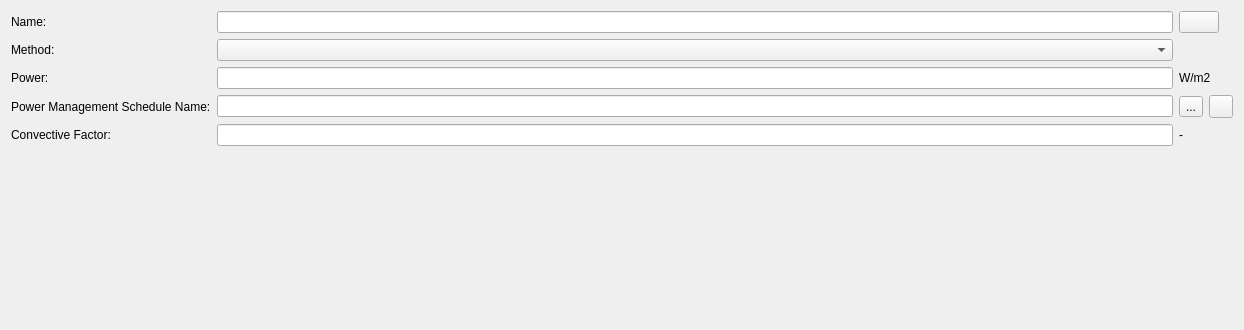
ghorwin/SIM-VICUS, file SIM-VICUS/src/SVDBInternalLoadsOtherEditWidget.ui: the form before one commit.
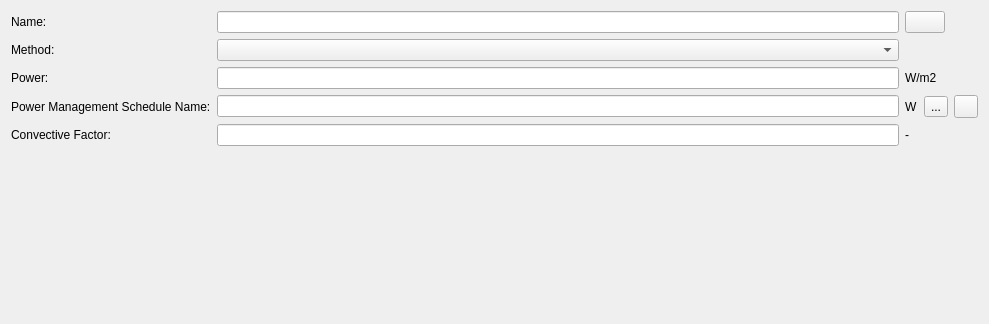
The form after the commit. Icons and pictures are not drawn. Custom widgets are drawn as their Qt base class.

Commit message: add units to schedule selection line edits

What changed in the file:
```diff
--- a/SIM-VICUS/src/SVDBInternalLoadsOtherEditWidget.ui
+++ b/SIM-VICUS/src/SVDBInternalLoadsOtherEditWidget.ui
@@ -6,17 +6,14 @@
    <rect>
     <x>0</x>
     <y>0</y>
-    <width>1244</width>
-    <height>330</height>
+    <width>989</width>
+    <height>324</height>
    </rect>
   </property>
   <property name="windowTitle">
    <string>Form</string>
   </property>
-  <layout class="QGridLayout" name="gridLayoutMaster" columnstretch="0,0,1,0,0,0">
-   <item row="0" column="2" colspan="2">
-    <widget class="QtExt::LanguageStringEditWidget1" name="lineEditName"/>
-   </item>
+  <layout class="QGridLayout" name="gridLayoutMaster" columnstretch="0,0,1,0,0,0,0">
    <item row="2" column="0" colspan="2">
     <widget class="QLabel" name="labelOtherInput">
      <property name="text">
@@ -24,18 +21,38 @@
      </property>
     </widget>
    </item>
-   <item row="1" column="2" colspan="2">
-    <widget class="QComboBox" name="comboBoxMethod"/>
-   </item>
-   <item row="3" column="4">
+   <item row="3" column="5">
     <widget class="QToolButton" name="toolButtonSelectSchedule">
      <property name="text">
       <string>...</string>
      </property>
     </widget>
    </item>
-   <item row="0" column="0" colspan="2">
-    <widget class="QLabel" name="labelDisplayName">
+   <item row="1" column="2" colspan="2">
+    <widget class="QComboBox" name="comboBoxMethod"/>
+   </item>
+   <item row="4" column="2" colspan="2">
+    <widget class="QtExt::ValidatingLineEdit" name="lineEditConvectiveFactor">
+     <property name="maximumSize">
+      <size>
+       <width>16777215</width>
+       <height>16777215</height>
+      </size>
+     </property>
+    </widget>
+   </item>
+   <item row="0" column="2" colspan="2">
+    <widget class="QtExt::LanguageStringEditWidget1" name="lineEditName"/>
+   </item>
+   <item row="4" column="0" colspan="2">
+    <widget class="QLabel" name="labelConvectiveFactor">
+     <property name="text">
+      <string>Convective Factor:</string>
+     </property>
+    </widget>
+   </item>
+   <item row="3" column="0" colspan="2">
+    <widget class="QLabel" name="labelDisplayName_2">
      <property name="minimumSize">
       <size>
        <width>0</width>
@@ -43,7 +60,7 @@
       </size>
      </property>
      <property name="text">
-      <string>Name:</string>
+      <string>Power Management Schedule Name:</string>
      </property>
     </widget>
    </item>
@@ -57,14 +74,7 @@
      </property>
     </widget>
    </item>
-   <item row="4" column="4" colspan="2">
-    <widget class="QLabel" name="labelConvectiveFactorUnit">
-     <property name="text">
-      <string>-</string>
-     </property>
-    </widget>
-   </item>
-   <item row="3" column="5">
+   <item row="3" column="6">
     <widget class="QToolButton" name="toolButtonRemovePowerManagementSchedule">
      <property name="icon">
       <iconset resource="../resources/SIM-VICUS.qrc">
@@ -72,20 +82,57 @@
      </property>
     </widget>
    </item>
-   <item row="4" column="2" colspan="2">
-    <widget class="QtExt::ValidatingLineEdit" name="lineEditConvectiveFactor">
-     <property name="maximumSize">
-      <size>
-       <width>16777215</width>
-       <height>16777215</height>
-      </size>
-     </property>
-    </widget>
-   </item>
-   <item row="5" column="0" colspan="6">
+   <item row="5" column="0" colspan="7">
     <widget class="QwtPlot" name="widgetPlot" native="true"/>
    </item>
-   <item row="0" column="4" colspan="2">
+   <item row="1" column="0" colspan="2">
+    <widget class="QLabel" name="labelCategory_2">
+     <property name="minimumSize">
+      <size>
+       <width>0</width>
+       <height>0</height>
+      </size>
+     </property>
+     <property name="text">
+      <string>Method:</string>
+     </property>
+    </widget>
+   </item>
+   <item row="0" column="0" colspan="2">
+    <widget class="QLabel" name="labelDisplayName">
+     <property name="minimumSize">
+      <size>
+       <width>0</width>
+       <height>0</height>
+      </size>
+     </property>
+     <property name="text">
+      <string>Name:</string>
+     </property>
+    </widget>
+   </item>
+   <item row="3" column="2" colspan="2">
+    <widget class="QLineEdit" name="lineEditManagementScheduleName">
+     <property name="readOnly">
+      <bool>true</bool>
+     </property>
+    </widget>
+   </item>
+   <item row="3" column="4">
+    <widget class="QLabel" name="labelOtherSchedInputUnit">
+     <property name="text">
+      <string>W</string>
+     </property>
+    </widget>
+   </item>
+   <item row="4" column="4" colspan="3">
+    <widget class="QLabel" name="labelConvectiveFactorUnit">
+     <property name="text">
+      <string>-</string>
+     </property>
+    </widget>
+   </item>
+   <item row="0" column="4" colspan="3">
     <widget class="QtExt::ColorButton" name="pushButtonColor">
      <property name="sizePolicy">
       <sizepolicy hsizetype="Fixed" vsizetype="Fixed">
@@ -102,46 +149,6 @@
      </property>
     </widget>
    </item>
-   <item row="3" column="0" colspan="2">
-    <widget class="QLabel" name="labelDisplayName_2">
-     <property name="minimumSize">
-      <size>
-       <width>0</width>
-       <height>0</height>
-      </size>
-     </property>
-     <property name="text">
-      <string>Power Management Schedule Name:</string>
-     </property>
-    </widget>
-   </item>
-   <item row="4" column="0" colspan="2">
-    <widget class="QLabel" name="labelConvectiveFactor">
-     <property name="text">
-      <string>Convective Factor:</string>
-     </property>
-    </widget>
-   </item>
-   <item row="3" column="2" colspan="2">
-    <widget class="QLineEdit" name="lineEditManagementScheduleName">
-     <property name="readOnly">
-      <bool>true</bool>
-     </property>
-    </widget>
-   </item>
-   <item row="1" column="0" colspan="2">
-    <widget class="QLabel" name="labelCategory_2">
-     <property name="minimumSize">
-      <size>
-       <width>0</width>
-       <height>0</height>
-      </size>
-     </property>
-     <property name="text">
-      <string>Method:</string>
-     </property>
-    </widget>
-   </item>
   </layout>
  </widget>
  <customwidgets>
@@ -151,6 +158,12 @@
    <header location="global">QtExt_LanguageStringEditWidget1.h</header>
    <container>1</container>
   </customwidget>
+  <customwidget>
+   <class>QwtPlot</class>
+   <extends>QWidget</extends>
+   <header location="global">qwt_plot.h</header>
+   <container>1</container>
+  </customwidget>
   <customwidget>
    <class>QtExt::ValidatingLineEdit</class>
    <extends>QLineEdit</extends>
@@ -167,12 +180,6 @@
     <signal>colorChanged()</signal>
    </slots>
   </customwidget>
-  <customwidget>
-   <class>QwtPlot</class>
-   <extends>QWidget</extends>
-   <header location="global">qwt_plot.h</header>
-   <container>1</container>
-  </customwidget>
  </customwidgets>
  <resources>
   <include location="../resources/SIM-VICUS.qrc"/>
```
The commit also changes 8 other files.
